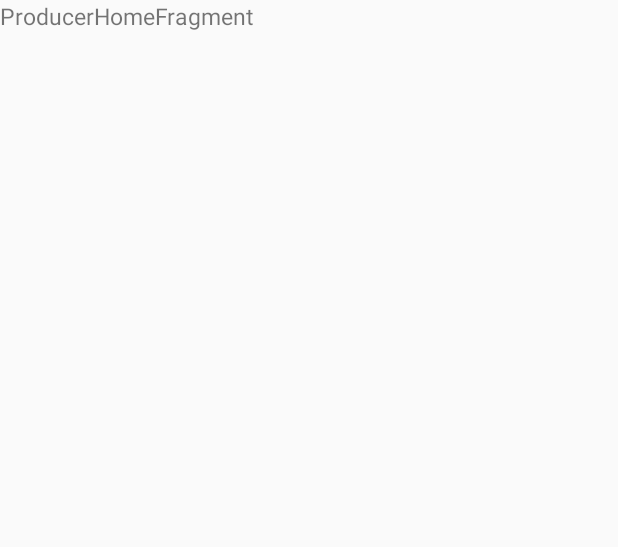
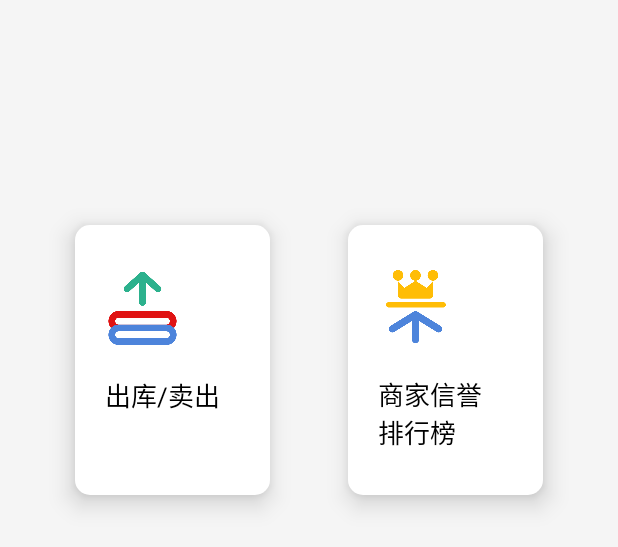
Before and after one commit to Xrrry/Buybychain, an Android app: the layout fragment_producer_home.xml on its own in the app's theme, with its tools: preview values and no code run, on a phone screen of 412 x 824 dp. Shown: the top 547 px of the screen. Run offline under Robolectric (Android 15) with nearby library versions, the phone set to English and light mode, and no system bars.

Commit message:
upOut初写

```diff
--- a/app/src/main/AndroidManifest.xml
+++ b/app/src/main/AndroidManifest.xml
@@ -29,7 +29,9 @@
         android:usesCleartextTraffic="true"
         tools:ignore="GoogleAppIndexingWarning"
         tools:replace="android:name">
-        <activity android:name=".UpPreCom"></activity>
+        <activity android:name=".ChooseCom"></activity>
+        <activity android:name=".UpOut" />
+        <activity android:name=".UpPreCom" />
         <activity android:name=".History" />
         <activity android:name=".UploadHistory" />
         <activity android:name=".Preset" />
--- a/app/src/main/res/layout/fragment_producer_home.xml
+++ b/app/src/main/res/layout/fragment_producer_home.xml
@@ -1,16 +1,80 @@
 <?xml version="1.0" encoding="utf-8"?>
 <FrameLayout xmlns:android="http://schemas.android.com/apk/res/android"
+    xmlns:app="http://schemas.android.com/apk/res-auto"
     xmlns:tools="http://schemas.android.com/tools"
     android:layout_width="match_parent"
     android:layout_height="match_parent"
-    tools:context=".ProducerHomeFragment">
+    tools:context=".ProducerHomeFragment"
+    android:background="@color/whitesmoke">
 
-    <!-- TODO: Update blank fragment layout -->
-    <TextView
-        android:id="@+id/tx1"
+    <RelativeLayout
         android:layout_width="match_parent"
-        android:layout_height="match_parent"
-        android:text="ProducerHomeFragment"
-        android:textSize="15sp"/>
+        android:layout_height="match_parent">
+
+<!--        <androidx.appcompat.widget.SearchView-->
+<!--            android:id="@+id/search"-->
+<!--            android:layout_width="match_parent"-->
+<!--            android:layout_marginRight="40dp"-->
+<!--            android:layout_marginLeft="40dp"-->
+<!--            android:layout_marginTop="40dp"-->
+<!--            android:layout_height="40dp"-->
+<!--            app:queryHint="请输入标识码"-->
+<!--            android:background="@drawable/bt_shape" />-->
+
+        <RelativeLayout
+            android:id="@+id/b1All"
+            android:layout_width="130dp"
+            android:layout_height="180dp"
+            android:background="@drawable/home_button_shape"
+            android:layout_marginTop="150dp"
+            android:layout_marginLeft="50dp"
+            android:translationZ="10dp">
+
+            <ImageView
+                android:id="@+id/b1"
+                android:layout_width="50dp"
+                android:layout_height="50dp"
+                android:layout_marginTop="30dp"
+                android:layout_marginLeft="20dp"
+                android:src="@drawable/pro2" />
+            <TextView
+                android:layout_width="wrap_content"
+                android:layout_height="wrap_content"
+                android:text="出库/卖出"
+                android:layout_marginTop="100dp"
+                android:layout_marginLeft="20dp"
+                android:textSize="17sp"
+                android:textColor="@color/black"/>
+        </RelativeLayout>
+
+        <RelativeLayout
+            android:id="@+id/b2All"
+            android:layout_width="130dp"
+            android:layout_height="180dp"
+            android:background="@drawable/home_button_shape"
+            android:layout_marginTop="150dp"
+            android:layout_marginRight="50dp"
+            android:layout_alignParentRight="true"
+            android:translationZ="10dp">
+
+            <ImageView
+                android:id="@+id/b2"
+                android:layout_width="50dp"
+                android:layout_height="50dp"
+                android:layout_marginTop="30dp"
+                android:layout_marginLeft="20dp"
+                android:src="@drawable/rank" />
+            <TextView
+                android:layout_width="wrap_content"
+                android:layout_height="wrap_content"
+                android:text="商家信誉\n排行榜"
+                android:layout_marginTop="100dp"
+                android:layout_marginLeft="20dp"
+                android:textSize="17sp"
+                android:textColor="@color/black"/>
+        </RelativeLayout>
+
+
+    </RelativeLayout>
 
 </FrameLayout>
```
Also changed, not shown: app/src/main/java/com/example/buybychain/ChooseCom.java (added, +45 -0 lines), app/src/main/java/com/example/buybychain/History.java (+0 -15 lines), app/src/main/java/com/example/buybychain/ProducerHomeFragment.java (+11 -1 lines), app/src/main/java/com/example/buybychain/UpOut.java (added, +135 -0 lines), app/src/main/res/layout/activity_choose_com.xml (added, +32 -0 lines), app/src/main/res/layout/activity_up_out.xml (added, +127 -0 lines).
